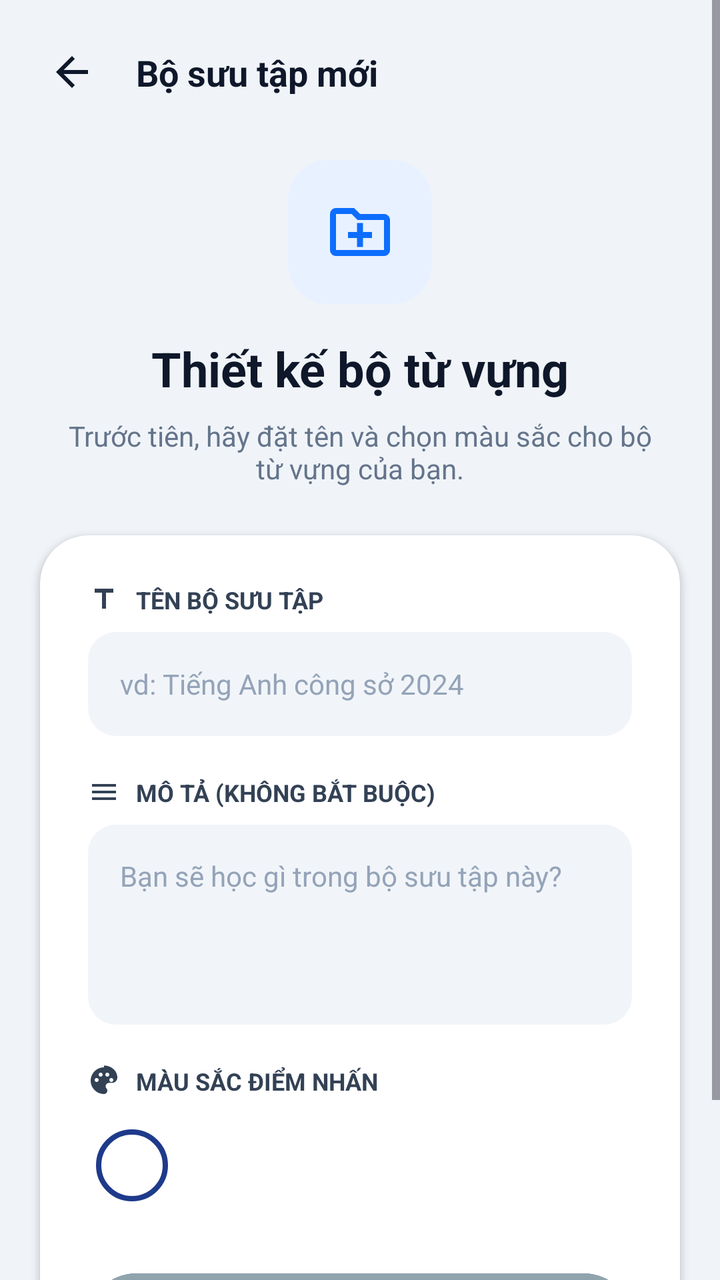
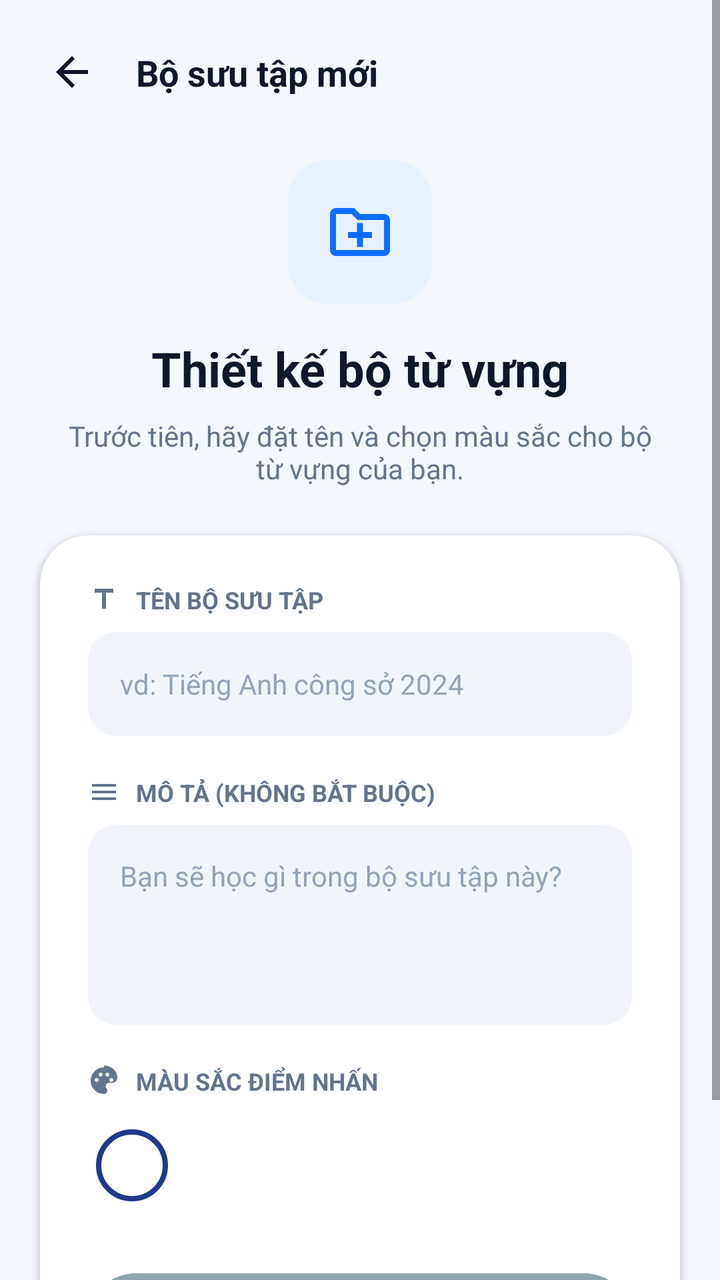

An Android layout rendered at two revisions. The XML below is the earlier revision; the diff shows what the commit changed to produce the second picture.
<!-- AndroidManifest.xml: activity theme Theme.EnglishAIApp -->
<!-- res/layout/activity_new_collection.xml -->
<?xml version="1.0" encoding="utf-8"?>
<ScrollView xmlns:android="http://schemas.android.com/apk/res/android"
    xmlns:app="http://schemas.android.com/apk/res-auto"
    xmlns:tools="http://schemas.android.com/tools"
    android:layout_width="match_parent"
    android:layout_height="match_parent"
    android:background="#F0F4F8"
    android:fillViewport="true"
    tools:context=".NewCollectionActivity">

    <androidx.constraintlayout.widget.ConstraintLayout
        android:layout_width="match_parent"
        android:layout_height="wrap_content"
        android:paddingBottom="32dp">

        <ImageView
            android:id="@+id/btnBack"
            android:layout_width="40dp"
            android:layout_height="40dp"
            android:layout_marginStart="16dp"
            android:layout_marginTop="16dp"
            android:background="?android:attr/selectableItemBackgroundBorderless"
            android:contentDescription="Back"
            android:padding="8dp"
            android:src="@drawable/ic_arrow_back"
            app:layout_constraintStart_toStartOf="parent"
            app:layout_constraintTop_toTopOf="parent"
            app:tint="#0F172A" />

        <TextView
            android:id="@+id/txtHeaderTitle"
            android:layout_width="wrap_content"
            android:layout_height="wrap_content"
            android:layout_marginStart="12dp"
            android:text="Bộ sưu tập mới"
            android:textColor="#0F172A"
            android:textSize="18sp"
            android:textStyle="bold"
            app:layout_constraintBottom_toBottomOf="@id/btnBack"
            app:layout_constraintStart_toEndOf="@id/btnBack"
            app:layout_constraintTop_toTopOf="@id/btnBack" />

        <FrameLayout
            android:id="@+id/layoutIconContainer"
            android:layout_width="72dp"
            android:layout_height="72dp"
            android:layout_marginTop="24dp"
            android:background="@drawable/bg_folder_icon_container"
            app:layout_constraintEnd_toEndOf="parent"
            app:layout_constraintStart_toStartOf="parent"
            app:layout_constraintTop_toBottomOf="@id/btnBack">

            <ImageView
                android:layout_width="36dp"
                android:layout_height="36dp"
                android:layout_gravity="center"
                android:contentDescription="Folder Icon"
                android:src="@drawable/ic_folder_add"
                app:tint="#0D6EFD" />
        </FrameLayout>

        <TextView
            android:id="@+id/txtDesignTitle"
            android:layout_width="wrap_content"
            android:layout_height="wrap_content"
            android:layout_marginTop="16dp"
            android:text="Thiết kế bộ từ vựng"
            android:textColor="#0F172A"
            android:textSize="24sp"
            android:textStyle="bold"
            app:layout_constraintEnd_toEndOf="parent"
            app:layout_constraintStart_toStartOf="parent"
            app:layout_constraintTop_toBottomOf="@id/layoutIconContainer" />

        <TextView
            android:id="@+id/txtDesignSubtitle"
            android:layout_width="0dp"
            android:layout_height="wrap_content"
            android:layout_marginHorizontal="32dp"
            android:layout_marginTop="8dp"
            android:gravity="center"
            android:text="Trước tiên, hãy đặt tên và chọn màu sắc cho bộ từ vựng của bạn."
            android:textColor="#64748B"
            android:textSize="14sp"
            app:layout_constraintEnd_toEndOf="parent"
            app:layout_constraintStart_toStartOf="parent"
            app:layout_constraintTop_toBottomOf="@id/txtDesignTitle" />

        <androidx.cardview.widget.CardView
            android:id="@+id/cardForm"
            android:layout_width="0dp"
            android:layout_height="wrap_content"
            android:layout_marginHorizontal="20dp"
            android:layout_marginTop="24dp"
            app:cardBackgroundColor="#FFFFFF"
            app:cardCornerRadius="24dp"
            app:cardElevation="2dp"
            app:layout_constraintEnd_toEndOf="parent"
            app:layout_constraintStart_toStartOf="parent"
            app:layout_constraintTop_toBottomOf="@id/txtDesignSubtitle">

            <LinearLayout
                android:layout_width="match_parent"
                android:layout_height="wrap_content"
                android:orientation="vertical"
                android:padding="24dp">

                <LinearLayout
                    android:layout_width="match_parent"
                    android:layout_height="wrap_content"
                    android:gravity="center_vertical"
                    android:orientation="horizontal">

                    <ImageView
                        android:layout_width="16dp"
                        android:layout_height="16dp"
                        android:contentDescription="Icon"
                        android:src="@drawable/ic_text"
                        app:tint="#334155" />

                    <TextView
                        android:layout_width="wrap_content"
                        android:layout_height="wrap_content"
                        android:layout_marginStart="8dp"
                        android:text="TÊN BỘ SƯU TẬP"
                        android:textColor="#334155"
                        android:textSize="12sp"
                        android:textStyle="bold" />
                </LinearLayout>

                <EditText
                    android:id="@+id/edtFolderName"
                    android:layout_width="match_parent"
                    android:layout_height="52dp"
                    android:layout_marginTop="8dp"
                    android:background="@drawable/bg_input_field"
                    android:hint="vd: Tiếng Anh công sở 2024"
                    android:importantForAutofill="no"
                    android:inputType="textCapWords"
                    android:paddingHorizontal="16dp"
                    android:textColor="#0F172A"
                    android:textColorHint="#94A3B8"
                    android:textSize="14sp" />

                <LinearLayout
                    android:layout_width="match_parent"
                    android:layout_height="wrap_content"
                    android:layout_marginTop="20dp"
                    android:gravity="center_vertical"
                    android:orientation="horizontal">

                    <ImageView
                        android:layout_width="16dp"
                        android:layout_height="16dp"
                        android:contentDescription="Icon"
                        android:src="@drawable/ic_description"
                        app:tint="#334155" />

                    <TextView
                        android:layout_width="wrap_content"
                        android:layout_height="wrap_content"
                        android:layout_marginStart="8dp"
                        android:text="MÔ TẢ (KHÔNG BẮT BUỘC)"
                        android:textColor="#334155"
                        android:textSize="12sp"
                        android:textStyle="bold" />
                </LinearLayout>

                <EditText
                    android:id="@+id/edtFolderDescription"
                    android:layout_width="match_parent"
                    android:layout_height="100dp"
                    android:layout_marginTop="8dp"
                    android:background="@drawable/bg_input_field"
                    android:gravity="top|start"
                    android:hint="Bạn sẽ học gì trong bộ sưu tập này?"
                    android:importantForAutofill="no"
                    android:inputType="textMultiLine"
                    android:padding="16dp"
                    android:textColor="#0F172A"
                    android:textColorHint="#94A3B8"
                    android:textSize="14sp" />

                <LinearLayout
                    android:layout_width="match_parent"
                    android:layout_height="wrap_content"
                    android:layout_marginTop="20dp"
                    android:gravity="center_vertical"
                    android:orientation="horizontal">

                    <ImageView
                        android:layout_width="16dp"
                        android:layout_height="16dp"
                        android:contentDescription="Icon"
                        android:src="@drawable/ic_palette"
                        app:tint="#334155" />

                    <TextView
                        android:layout_width="wrap_content"
                        android:layout_height="wrap_content"
                        android:layout_marginStart="8dp"
                        android:text="MÀU SẮC ĐIỂM NHẤN"
                        android:textColor="#334155"
                        android:textSize="12sp"
                        android:textStyle="bold" />
                </LinearLayout>

                <LinearLayout
                    android:id="@+id/layoutColorPalette"
                    android:layout_width="match_parent"
                    android:layout_height="wrap_content"
                    android:layout_marginTop="12dp"
                    android:gravity="center_vertical"
                    android:orientation="horizontal">

                    <FrameLayout
                        android:id="@+id/wrapperColor1"
                        android:layout_width="44dp"
                        android:layout_height="44dp"
                        android:padding="4dp">
                        <View
                            android:id="@+id/colorCircle1"
                            android:layout_width="match_parent"
                            android:layout_height="match_parent"
                            android:background="@drawable/bg_color_selected_ring" />
                    </FrameLayout>

                    <View
                        android:layout_width="0dp"
                        android:layout_height="0dp"
                        android:layout_weight="1" />

                    <FrameLayout
                        android:id="@+id/wrapperColor2"
                        android:layout_width="44dp"
                        android:layout_height="44dp"
                        android:padding="4dp">
                        <View
                            android:id="@+id/colorCircle2"
                            android:layout_width="match_parent"
                            android:layout_height="match_parent" />
                    </FrameLayout>

                    <View
                        android:layout_width="0dp"
                        android:layout_height="0dp"
                        android:layout_weight="1" />

                    <FrameLayout
                        android:id="@+id/wrapperColor3"
                        android:layout_width="44dp"
                        android:layout_height="44dp"
                        android:padding="4dp">
                        <View
                            android:id="@+id/colorCircle3"
                            android:layout_width="match_parent"
                            android:layout_height="match_parent" />
                    </FrameLayout>

                    <View
                        android:layout_width="0dp"
                        android:layout_height="0dp"
                        android:layout_weight="1" />

                    <FrameLayout
                        android:id="@+id/wrapperColor4"
                        android:layout_width="44dp"
                        android:layout_height="44dp"
                        android:padding="4dp">
                        <View
                            android:id="@+id/colorCircle4"
                            android:layout_width="match_parent"
                            android:layout_height="match_parent" />
                    </FrameLayout>

                    <View
                        android:layout_width="0dp"
                        android:layout_height="0dp"
                        android:layout_weight="1" />

                    <FrameLayout
                        android:id="@+id/wrapperColor5"
                        android:layout_width="44dp"
                        android:layout_height="44dp"
                        android:padding="4dp">
                        <View
                            android:id="@+id/colorCircle5"
                            android:layout_width="match_parent"
                            android:layout_height="match_parent" />
                    </FrameLayout>

                </LinearLayout>

                <com.google.android.material.button.MaterialButton
                    android:id="@+id/btnCreateCollection"
                    android:layout_width="match_parent"
                    android:layout_height="56dp"
                    android:layout_marginTop="28dp"
                    android:backgroundTint="#90A4AE"
                    android:enabled="false"
                    android:text="Tạo bộ sưu tập"
                    android:textAllCaps="false"
                    android:textColor="#FFFFFF"
                    android:textSize="16sp"
                    android:textStyle="bold"
                    app:cornerRadius="28dp"
                    app:elevation="0dp" />

            </LinearLayout>

        </androidx.cardview.widget.CardView>

    </androidx.constraintlayout.widget.ConstraintLayout>

</ScrollView>
<!-- resources referenced by this layout -->
<resources>
  <!-- drawable bg_color_selected_ring (drawable) -->
  <?xml version="1.0" encoding="utf-8"?>
  <shape xmlns:android="http://schemas.android.com/apk/res/android"
      android:shape="oval">
      <solid android:color="#00000000" />
      <stroke
          android:width="2.5dp"
          android:color="#1E3A8A" />
  </shape>
  <!-- drawable bg_folder_icon_container (drawable) -->
  <?xml version="1.0" encoding="utf-8"?>
  <shape xmlns:android="http://schemas.android.com/apk/res/android"
      android:shape="rectangle">
      <solid android:color="#E8F1FF" />
      <corners android:radius="20dp" />
  </shape>
  <!-- drawable bg_input_field (drawable) -->
  <?xml version="1.0" encoding="utf-8"?>
  <shape xmlns:android="http://schemas.android.com/apk/res/android"
      android:shape="rectangle">
      <solid android:color="#F1F5F9" />
      <corners android:radius="14dp" />
  </shape>
  <!-- drawable ic_arrow_back (drawable) -->
  <vector xmlns:android="http://schemas.android.com/apk/res/android"
      android:width="24dp"
      android:height="24dp"
      android:viewportWidth="24"
      android:viewportHeight="24">
      <path
          android:fillColor="#0F172A"
          android:pathData="M20,11H7.83l5.59,-5.59L12,4l-8,8 8,8 1.41,-1.41L7.83,13H20v-2z" />
  </vector>
  <!-- drawable ic_description (drawable) -->
  <vector xmlns:android="http://schemas.android.com/apk/res/android"
      android:width="18dp"
      android:height="18dp"
      android:viewportWidth="24"
      android:viewportHeight="24">
      <path
          android:fillColor="#334155"
          android:pathData="M3,18h18v-2H3v2zm0-5h18v-2H3v2zm0-7v2h18V6H3z" />
  </vector>
  <!-- drawable ic_folder_add (drawable) -->
  <vector xmlns:android="http://schemas.android.com/apk/res/android"
      android:width="48dp"
      android:height="48dp"
      android:viewportWidth="24"
      android:viewportHeight="24">
      <path
          android:fillColor="#0D6EFD"
          android:pathData="M20,6h-8l-2,-2H4C2.9,4 2.01,4.9 2.01,6L2,18c0,1.1 0.9,2 2,2h16c1.1,0 2,-0.9 2,-2V8C22,6.9 21.1,6 20,6zM20,18H4V6h5.17l2,2H20V18zM13,9h-2v3H8v2h3v3h2v-3h3v-2h-3V9z" />
  </vector>
  <!-- drawable ic_text (drawable) -->
  <vector xmlns:android="http://schemas.android.com/apk/res/android"
      android:width="18dp"
      android:height="18dp"
      android:viewportWidth="24"
      android:viewportHeight="24">
      <path
          android:fillColor="#334155"
          android:pathData="M5,4v3h5.5v12h3V7H19V4H5z" />
  </vector>
  <style name="Theme.EnglishAIApp" parent="Theme.Material3.DayNight.NoActionBar" />
  <!-- unchanged entries left out for length: 1 -->
</resources>

<!-- the commit's change to res/layout/activity_new_collection.xml (unified diff, before → after) -->
@@ -4,7 +4,7 @@
     xmlns:tools="http://schemas.android.com/tools"
     android:layout_width="match_parent"
     android:layout_height="match_parent"
-    android:background="#F0F4F8"
+    android:background="@color/app_bg"
     android:fillViewport="true"
     tools:context=".NewCollectionActivity">
 
@@ -25,7 +25,7 @@
             android:src="@drawable/ic_arrow_back"
             app:layout_constraintStart_toStartOf="parent"
             app:layout_constraintTop_toTopOf="parent"
-            app:tint="#0F172A" />
+            app:tint="@color/app_text_primary" />
 
         <TextView
             android:id="@+id/txtHeaderTitle"
@@ -33,7 +33,7 @@
             android:layout_height="wrap_content"
             android:layout_marginStart="12dp"
             android:text="Bộ sưu tập mới"
-            android:textColor="#0F172A"
+            android:textColor="@color/app_text_primary"
             android:textSize="18sp"
             android:textStyle="bold"
             app:layout_constraintBottom_toBottomOf="@id/btnBack"
@@ -56,7 +56,7 @@
                 android:layout_gravity="center"
                 android:contentDescription="Folder Icon"
                 android:src="@drawable/ic_folder_add"
-                app:tint="#0D6EFD" />
+                app:tint="@color/app_accent" />
         </FrameLayout>
 
         <TextView
@@ -65,7 +65,7 @@
             android:layout_height="wrap_content"
             android:layout_marginTop="16dp"
             android:text="Thiết kế bộ từ vựng"
-            android:textColor="#0F172A"
+            android:textColor="@color/app_text_primary"
             android:textSize="24sp"
             android:textStyle="bold"
             app:layout_constraintEnd_toEndOf="parent"
@@ -80,7 +80,7 @@
             android:layout_marginTop="8dp"
             android:gravity="center"
             android:text="Trước tiên, hãy đặt tên và chọn màu sắc cho bộ từ vựng của bạn."
-            android:textColor="#64748B"
+            android:textColor="@color/app_text_secondary"
             android:textSize="14sp"
             app:layout_constraintEnd_toEndOf="parent"
             app:layout_constraintStart_toStartOf="parent"
@@ -92,7 +92,7 @@
             android:layout_height="wrap_content"
             android:layout_marginHorizontal="20dp"
             android:layout_marginTop="24dp"
-            app:cardBackgroundColor="#FFFFFF"
+            app:cardBackgroundColor="@color/app_surface"
             app:cardCornerRadius="24dp"
             app:cardElevation="2dp"
             app:layout_constraintEnd_toEndOf="parent"
@@ -116,14 +116,14 @@
                         android:layout_height="16dp"
                         android:contentDescription="Icon"
                         android:src="@drawable/ic_text"
-                        app:tint="#334155" />
+                        app:tint="@color/app_text_secondary" />
 
                     <TextView
                         android:layout_width="wrap_content"
                         android:layout_height="wrap_content"
                         android:layout_marginStart="8dp"
                         android:text="TÊN BỘ SƯU TẬP"
-                        android:textColor="#334155"
+                        android:textColor="@color/app_text_secondary"
                         android:textSize="12sp"
                         android:textStyle="bold" />
                 </LinearLayout>
@@ -138,8 +138,8 @@
                     android:importantForAutofill="no"
                     android:inputType="textCapWords"
                     android:paddingHorizontal="16dp"
-                    android:textColor="#0F172A"
-                    android:textColorHint="#94A3B8"
+                    android:textColor="@color/app_text_primary"
+                    android:textColorHint="@color/app_input_hint"
                     android:textSize="14sp" />
 
                 <LinearLayout
@@ -154,14 +154,14 @@
                         android:layout_height="16dp"
                         android:contentDescription="Icon"
                         android:src="@drawable/ic_description"
-                        app:tint="#334155" />
+                        app:tint="@color/app_text_secondary" />
 
                     <TextView
                         android:layout_width="wrap_content"
                         android:layout_height="wrap_content"
                         android:layout_marginStart="8dp"
                         android:text="MÔ TẢ (KHÔNG BẮT BUỘC)"
-                        android:textColor="#334155"
+                        android:textColor="@color/app_text_secondary"
                         android:textSize="12sp"
                         android:textStyle="bold" />
                 </LinearLayout>
@@ -177,8 +177,8 @@
                     android:importantForAutofill="no"
                     android:inputType="textMultiLine"
                     android:padding="16dp"
-                    android:textColor="#0F172A"
-                    android:textColorHint="#94A3B8"
+                    android:textColor="@color/app_text_primary"
+                    android:textColorHint="@color/app_input_hint"
                     android:textSize="14sp" />
 
                 <LinearLayout
@@ -193,14 +193,14 @@
                         android:layout_height="16dp"
                         android:contentDescription="Icon"
                         android:src="@drawable/ic_palette"
-                        app:tint="#334155" />
+                        app:tint="@color/app_text_secondary" />
 
                     <TextView
                         android:layout_width="wrap_content"
                         android:layout_height="wrap_content"
                         android:layout_marginStart="8dp"
                         android:text="MÀU SẮC ĐIỂM NHẤN"
-                        android:textColor="#334155"
+                        android:textColor="@color/app_text_secondary"
                         android:textSize="12sp"
                         android:textStyle="bold" />
                 </LinearLayout>
<!-- resource entries referenced after the edit -->
@@ -1,5 +1,11 @@
 <!-- resources referenced by this layout -->
 <resources>
+  <color name="app_accent">#0D6EFD</color>
+  <color name="app_bg">#F4F7FB</color>
+  <color name="app_input_hint">#94A3B8</color>
+  <color name="app_surface">#FFFFFF</color>
+  <color name="app_text_primary">#0F172A</color>
+  <color name="app_text_secondary">#64748B</color>
   <!-- drawable bg_color_selected_ring (drawable) -->
   <?xml version="1.0" encoding="utf-8"?>
   <shape xmlns:android="http://schemas.android.com/apk/res/android"
@@ -20,7 +26,7 @@
   <?xml version="1.0" encoding="utf-8"?>
   <shape xmlns:android="http://schemas.android.com/apk/res/android"
       android:shape="rectangle">
-      <solid android:color="#F1F5F9" />
+      <solid android:color="@color/app_input_bg" />
       <corners android:radius="14dp" />
   </shape>
   <!-- drawable ic_arrow_back (drawable) -->
@@ -63,7 +69,16 @@
           android:fillColor="#334155"
           android:pathData="M5,4v3h5.5v12h3V7H19V4H5z" />
   </vector>
-  <style name="Theme.EnglishAIApp" parent="Theme.Material3.DayNight.NoActionBar" />
+  <style name="Theme.EnglishAIApp" parent="Theme.Material3.DayNight.NoActionBar">
+          <item name="android:windowBackground">@color/app_bg</item>
+          <item name="colorSurface">@color/app_surface</item>
+          <item name="colorSurfaceVariant">@color/app_surface_variant</item>
+          <item name="colorOnSurface">@color/app_text_primary</item>
+          <item name="colorOnSurfaceVariant">@color/app_text_secondary</item>
+          <item name="colorPrimary">@color/app_accent</item>
+      </style>
+  <color name="app_input_bg">#F1F5F9</color>
+  <color name="app_surface_variant">#F1F5F9</color>
   <!-- unchanged entries left out for length: 1 -->
 </resources>
 
